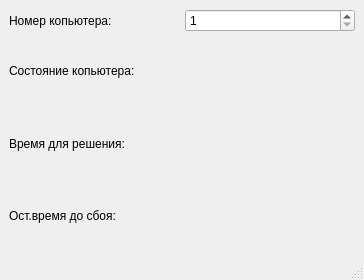
Old version of the form OOP_kr/statewindow.ui in the repository anhmtkxtb1998/OOP_Exercise.
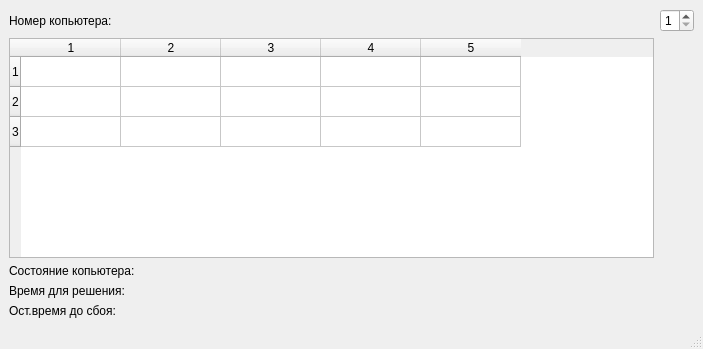
New version of the form.

Patch:
```diff
--- a/OOP_kr/statewindow.ui
+++ b/OOP_kr/statewindow.ui
@@ -6,8 +6,8 @@
    <rect>
     <x>0</x>
     <y>0</y>
-    <width>364</width>
-    <height>280</height>
+    <width>703</width>
+    <height>349</height>
    </rect>
   </property>
   <property name="windowTitle">
@@ -22,6 +22,48 @@
       </property>
      </widget>
     </item>
+    <item row="4" column="1">
+     <widget class="QLabel" name="lbl_time_failure_remaining">
+      <property name="text">
+       <string/>
+      </property>
+     </widget>
+    </item>
+    <item row="2" column="1">
+     <widget class="QLabel" name="lbl_status">
+      <property name="text">
+       <string/>
+      </property>
+     </widget>
+    </item>
+    <item row="3" column="1">
+     <widget class="QLabel" name="lbl_time_solve_remaining">
+      <property name="text">
+       <string/>
+      </property>
+     </widget>
+    </item>
+    <item row="1" column="0">
+     <widget class="QTableWidget" name="tableWidget">
+      <property name="rowCount">
+       <number>3</number>
+      </property>
+      <property name="columnCount">
+       <number>5</number>
+      </property>
+      <attribute name="horizontalHeaderVisible">
+       <bool>true</bool>
+      </attribute>
+      <row/>
+      <row/>
+      <row/>
+      <column/>
+      <column/>
+      <column/>
+      <column/>
+      <column/>
+     </widget>
+    </item>
     <item row="0" column="1">
      <widget class="QSpinBox" name="s_order">
       <property name="minimum">
@@ -32,45 +74,24 @@
       </property>
      </widget>
     </item>
-    <item row="1" column="0">
-     <widget class="QLabel" name="label_2">
-      <property name="text">
-       <string>Состояние копьютера:</string>
-      </property>
-     </widget>
-    </item>
-    <item row="1" column="1">
-     <widget class="QLabel" name="lbl_status">
-      <property name="text">
-       <string/>
-      </property>
-     </widget>
-    </item>
-    <item row="2" column="0">
-     <widget class="QLabel" name="label_3">
-      <property name="text">
-       <string>Время для решения:</string>
-      </property>
-     </widget>
-    </item>
-    <item row="2" column="1">
-     <widget class="QLabel" name="lbl_time_solve_remaining">
-      <property name="text">
-       <string/>
-      </property>
-     </widget>
-    </item>
-    <item row="3" column="0">
+    <item row="4" column="0">
      <widget class="QLabel" name="label_4">
       <property name="text">
        <string>Ост.время до сбоя:</string>
       </property>
      </widget>
     </item>
-    <item row="3" column="1">
-     <widget class="QLabel" name="lbl_time_failure_remaining">
+    <item row="3" column="0">
+     <widget class="QLabel" name="label_3">
       <property name="text">
-       <string/>
+       <string>Время для решения:</string>
+      </property>
+     </widget>
+    </item>
+    <item row="2" column="0">
+     <widget class="QLabel" name="label_2">
+      <property name="text">
+       <string>Состояние копьютера:</string>
       </property>
      </widget>
     </item>
```
Left out of the diff: 4 changed lines with no effect on the pictures.
